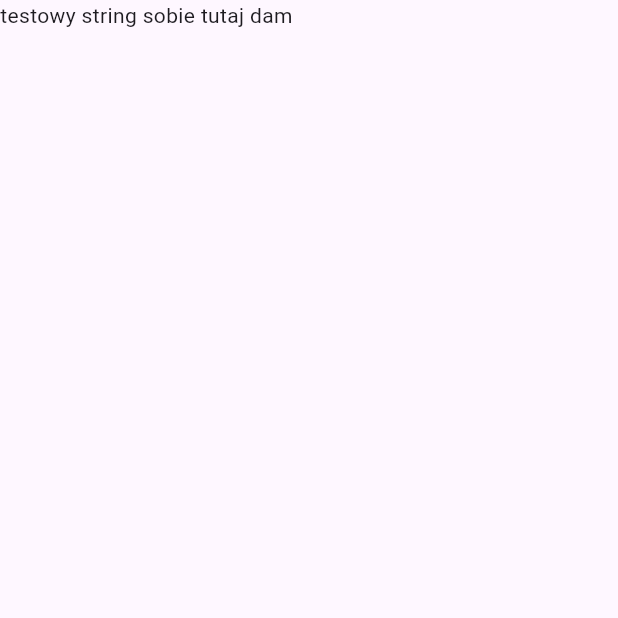
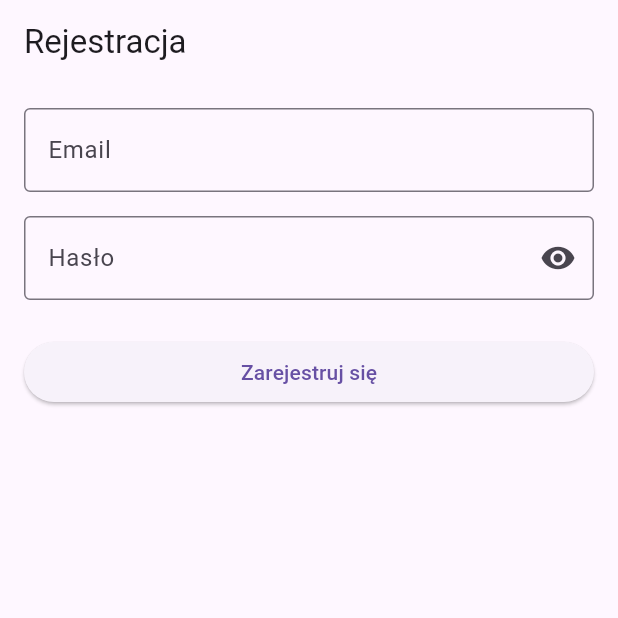
Before and after one commit to mateusz-bury/aie, a Flutter app: the screen it shows after launch, on a phone screen of 412 x 824 dp, the top half of it. Run offline on Flutter 3.47's test engine with Material 3 defaults, Android fonts, the phone set to English and light mode, and no system bars.

```diff
--- /dev/null
+++ b/lib/RegistrationPage.dart
@@ -0,0 +1,106 @@
+import 'package:flutter/material.dart';
+
+void main() {
+  runApp(const MaterialApp(
+    home: RegistrationPage(),
+    debugShowCheckedModeBanner: false,
+  ));
+}
+
+class RegistrationPage extends StatefulWidget {
+  const RegistrationPage({super.key});
+
+  @override
+  State<RegistrationPage> createState() => _RegistrationPageState();
+}
+
+class _RegistrationPageState extends State<RegistrationPage> {
+  final _formKey = GlobalKey<FormState>();
+  String email = '';
+  String password = '';
+  bool obscurePassword = true;
+
+  void _submitForm() {
+    if (_formKey.currentState!.validate()) {
+      _formKey.currentState!.save();
+
+      // Tu możesz dodać wysyłkę danych do backendu lub Firebase
+      print('Email: $email');
+      print('Hasło: $password');
+
+      ScaffoldMessenger.of(context).showSnackBar(
+        const SnackBar(content: Text('Rejestracja zakończona sukcesem!')),
+      );
+    }
+  }
+
+  @override
+  Widget build(BuildContext context) {
+    return Scaffold(
+      appBar: AppBar(title: const Text('Rejestracja')),
+      body: Padding(
+        padding: const EdgeInsets.all(16.0),
+        child: Form(
+          key: _formKey,
+          child: Column(
+            children: [
+              TextFormField(
+                decoration: const InputDecoration(
+                  labelText: 'Email',
+                  border: OutlineInputBorder(),
+                ),
+                keyboardType: TextInputType.emailAddress,
+                onSaved: (value) => email = value!,
+                validator: (value) {
+                  if (value == null || value.isEmpty) {
+                    return 'Wpisz email';
+                  }
+                  if (!value.contains('@')) {
+                    return 'Wpisz poprawny email';
+                  }
+                  return null;
+                },
+              ),
+              const SizedBox(height: 16),
+              TextFormField(
+                obscureText: obscurePassword,
+                decoration: InputDecoration(
+                  labelText: 'Hasło',
+                  border: const OutlineInputBorder(),
+                  suffixIcon: IconButton(
+                    icon: Icon(
+                      obscurePassword ? Icons.visibility : Icons.visibility_off,
+                    ),
+                    onPressed: () {
+                      setState(() {
+                        obscurePassword = !obscurePassword;
+                      });
+                    },
+                  ),
+                ),
+                onSaved: (value) => password = value!,
+                validator: (value) {
+                  if (value == null || value.isEmpty) {
+                    return 'Wpisz hasło';
+                  }
+                  if (value.length < 6) {
+                    return 'Hasło musi mieć co najmniej 6 znaków';
+                  }
+                  return null;
+                },
+              ),
+              const SizedBox(height: 24),
+              SizedBox(
+                width: double.infinity,
+                child: ElevatedButton(
+                  onPressed: _submitForm,
+                  child: const Text('Zarejestruj się'),
+                ),
+              ),
+            ],
+          ),
+        ),
+      ),
+    );
+  }
+}
```
Also changed, not shown: lib/main.dart (+9 -2 lines), 1 other file.
